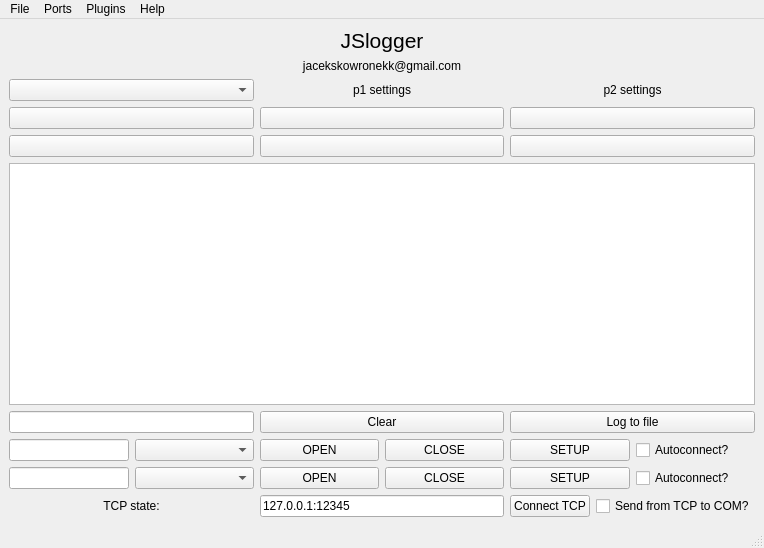
Qt form sw/gui/MainWindow.ui (JacSko/UltimateTerminal) before a commit.
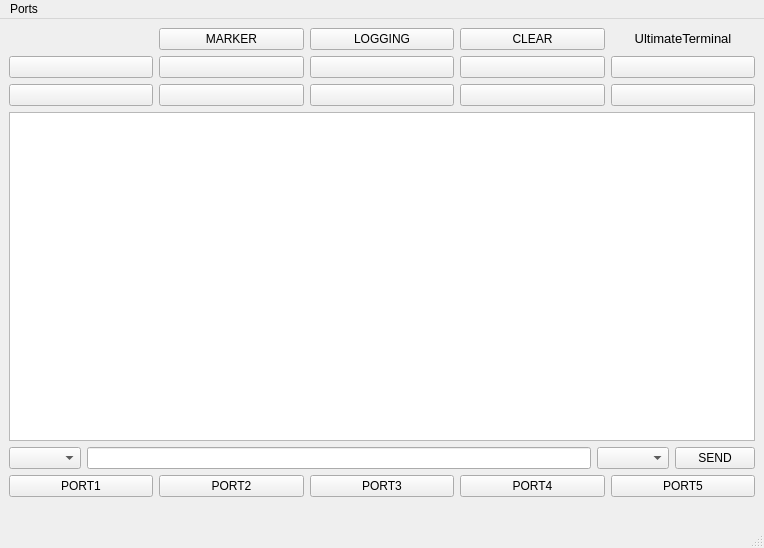
The same form after that commit.

Commit message: MainWindow layout update

Diff of the .ui file:
```diff
--- a/sw/gui/MainWindow.ui
+++ b/sw/gui/MainWindow.ui
@@ -31,11 +31,67 @@
    </property>
    <layout class="QVBoxLayout" name="verticalLayout">
     <item>
-     <layout class="QGridLayout" name="gridLayout_2" rowstretch="1,0,0,0,0,0,0,0,0,0,0" columnstretch="0,0,0">
+     <layout class="QGridLayout" name="gridLayout_2" rowstretch="1,0,0,0,0,0,0,0,0,0" columnstretch="0,0,0,0,0">
       <property name="sizeConstraint">
        <enum>QLayout::SetMaximumSize</enum>
       </property>
-      <item row="0" column="1">
+      <item row="8" column="4">
+       <widget class="QPushButton" name="btnOpen2_4">
+        <property name="text">
+         <string>PORT5</string>
+        </property>
+       </widget>
+      </item>
+      <item row="9" column="0">
+       <widget class="QLabel" name="label">
+        <property name="text">
+         <string/>
+        </property>
+       </widget>
+      </item>
+      <item row="3" column="1">
+       <widget class="QPushButton" name="send4">
+        <property name="text">
+         <string/>
+        </property>
+       </widget>
+      </item>
+      <item row="2" column="0">
+       <widget class="QPushButton" name="send1_2">
+        <property name="text">
+         <string/>
+        </property>
+       </widget>
+      </item>
+      <item row="9" column="3">
+       <widget class="QLabel" name="label_6">
+        <property name="text">
+         <string/>
+        </property>
+       </widget>
+      </item>
+      <item row="3" column="4">
+       <widget class="QPushButton" name="send6_2">
+        <property name="text">
+         <string/>
+        </property>
+       </widget>
+      </item>
+      <item row="3" column="3">
+       <widget class="QPushButton" name="send6">
+        <property name="text">
+         <string/>
+        </property>
+       </widget>
+      </item>
+      <item row="0" column="2">
+       <widget class="QPushButton" name="send1_5">
+        <property name="text">
+         <string>LOGGING</string>
+        </property>
+       </widget>
+      </item>
+      <item row="0" column="4">
        <widget class="QLabel" name="label_2">
         <property name="sizePolicy">
          <sizepolicy hsizetype="Preferred" vsizetype="Maximum">
@@ -45,18 +101,66 @@
         </property>
         <property name="font">
          <font>
-          <pointsize>16</pointsize>
+          <pointsize>10</pointsize>
          </font>
         </property>
         <property name="text">
-         <string>JSlogger</string>
+         <string>UltimateTerminal</string>
         </property>
         <property name="alignment">
          <set>Qt::AlignCenter</set>
         </property>
        </widget>
       </item>
-      <item row="5" column="0" colspan="3">
+      <item row="8" column="2">
+       <widget class="QPushButton" name="btnOpen2_2">
+        <property name="text">
+         <string>PORT3</string>
+        </property>
+       </widget>
+      </item>
+      <item row="6" column="0" colspan="5">
+       <layout class="QHBoxLayout" name="horizontalLayout_2">
+        <item>
+         <widget class="QComboBox" name="comboBox"/>
+        </item>
+        <item>
+         <widget class="QLineEdit" name="lineEdit"/>
+        </item>
+        <item>
+         <widget class="QComboBox" name="comboBox_2"/>
+        </item>
+        <item>
+         <widget class="QPushButton" name="pushButton">
+          <property name="text">
+           <string>SEND</string>
+          </property>
+         </widget>
+        </item>
+       </layout>
+      </item>
+      <item row="8" column="3">
+       <widget class="QPushButton" name="btnOpen2_3">
+        <property name="text">
+         <string>PORT4</string>
+        </property>
+       </widget>
+      </item>
+      <item row="3" column="2">
+       <widget class="QPushButton" name="send5">
+        <property name="text">
+         <string/>
+        </property>
+       </widget>
+      </item>
+      <item row="3" column="0">
+       <widget class="QPushButton" name="send4_2">
+        <property name="text">
+         <string/>
+        </property>
+       </widget>
+      </item>
+      <item row="4" column="0" colspan="5">
        <widget class="QListWidget" name="termView">
         <property name="autoScrollMargin">
          <number>2</number>
@@ -66,256 +170,83 @@
         </property>
        </widget>
       </item>
-      <item row="10" column="1">
-       <widget class="QLineEdit" name="tcpAddress">
-        <property name="sizePolicy">
-         <sizepolicy hsizetype="Ignored" vsizetype="Fixed">
-          <horstretch>0</horstretch>
-          <verstretch>0</verstretch>
-         </sizepolicy>
-        </property>
+      <item row="2" column="2">
+       <widget class="QPushButton" name="send2">
         <property name="text">
-         <string>127.0.0.1:12345</string>
-        </property>
-       </widget>
-      </item>
-      <item row="6" column="2">
-       <widget class="QPushButton" name="loggingControl">
-        <property name="text">
-         <string>Log to file</string>
-        </property>
-       </widget>
-      </item>
-      <item row="4" column="0">
-       <widget class="QPushButton" name="send4">
-        <property name="text">
          <string/>
         </property>
        </widget>
       </item>
-      <item row="6" column="1">
-       <widget class="QPushButton" name="clearButton">
-        <property name="text">
-         <string>Clear</string>
-        </property>
-       </widget>
-      </item>
-      <item row="4" column="1">
-       <widget class="QPushButton" name="send5">
-        <property name="text">
-         <string/>
-        </property>
-       </widget>
-      </item>
-      <item row="9" column="1">
-       <layout class="QHBoxLayout" name="horizontalLayout_14">
-        <item>
-         <widget class="QPushButton" name="btnOpen2">
-          <property name="text">
-           <string>OPEN</string>
-          </property>
-         </widget>
-        </item>
-        <item>
-         <widget class="QPushButton" name="btnClose2">
-          <property name="text">
-           <string>CLOSE</string>
-          </property>
-         </widget>
-        </item>
-       </layout>
-      </item>
-      <item row="10" column="2">
-       <layout class="QHBoxLayout" name="horizontalLayout">
-        <item>
-         <widget class="QPushButton" name="tcpConnect">
-          <property name="text">
-           <string>Connect TCP</string>
-          </property>
-         </widget>
-        </item>
-        <item>
-         <widget class="QCheckBox" name="tcpToSerial">
-          <property name="text">
-           <string>Send from TCP to COM?</string>
-          </property>
-         </widget>
-        </item>
-       </layout>
-      </item>
       <item row="8" column="1">
-       <layout class="QHBoxLayout" name="horizontalLayout_12">
-        <item>
-         <widget class="QPushButton" name="btnOpen">
-          <property name="enabled">
-           <bool>true</bool>
-          </property>
-          <property name="text">
-           <string>OPEN</string>
-          </property>
-         </widget>
-        </item>
-        <item>
-         <widget class="QPushButton" name="btnClose">
-          <property name="text">
-           <string>CLOSE</string>
-          </property>
-         </widget>
-        </item>
-       </layout>
+       <widget class="QPushButton" name="btnOpen2">
+        <property name="text">
+         <string>PORT2</string>
+        </property>
+       </widget>
       </item>
-      <item row="3" column="2">
+      <item row="9" column="4">
+       <widget class="QLabel" name="label_7">
+        <property name="text">
+         <string/>
+        </property>
+       </widget>
+      </item>
+      <item row="2" column="3">
        <widget class="QPushButton" name="send3">
         <property name="text">
          <string/>
         </property>
        </widget>
       </item>
-      <item row="3" column="0">
-       <widget class="QPushButton" name="send1">
+      <item row="0" column="1">
+       <widget class="QPushButton" name="send1_4">
         <property name="text">
-         <string/>
+         <string>MARKER</string>
         </property>
        </widget>
       </item>
       <item row="8" column="0">
-       <layout class="QHBoxLayout" name="horizontalLayout_17">
-        <item>
-         <widget class="QLineEdit" name="label">
-          <property name="sizePolicy">
-           <sizepolicy hsizetype="Preferred" vsizetype="Fixed">
-            <horstretch>0</horstretch>
-            <verstretch>0</verstretch>
-           </sizepolicy>
-          </property>
-         </widget>
-        </item>
-        <item>
-         <widget class="QComboBox" name="avPorts"/>
-        </item>
-       </layout>
-      </item>
-      <item row="8" column="2">
-       <layout class="QHBoxLayout" name="horizontalLayout_13">
-        <item>
-         <widget class="QPushButton" name="setup">
-          <property name="text">
-           <string>SETUP</string>
-          </property>
-         </widget>
-        </item>
-        <item>
-         <widget class="QCheckBox" name="autoconnect">
-          <property name="text">
-           <string>Autoconnect?</string>
-          </property>
-         </widget>
-        </item>
-       </layout>
-      </item>
-      <item row="4" column="2">
-       <widget class="QPushButton" name="send6">
-        <property name="text">
-         <string/>
+       <widget class="QPushButton" name="btnOpen">
+        <property name="enabled">
+         <bool>true</bool>
         </property>
-       </widget>
-      </item>
-      <item row="10" column="0">
-       <widget class="QLabel" name="tcpState">
         <property name="text">
-         <string>TCP state:</string>
+         <string>PORT1</string>
         </property>
-        <property name="alignment">
-         <set>Qt::AlignCenter</set>
-        </property>
        </widget>
       </item>
-      <item row="2" column="2">
-       <widget class="QLabel" name="com2Properties">
-        <property name="text">
-         <string>p2 settings</string>
-        </property>
-        <property name="alignment">
-         <set>Qt::AlignCenter</set>
-        </property>
-       </widget>
-      </item>
-      <item row="6" column="0">
-       <widget class="QLineEdit" name="textToSend">
-        <property name="sizePolicy">
-         <sizepolicy hsizetype="Minimum" vsizetype="Minimum">
-          <horstretch>0</horstretch>
-          <verstretch>0</verstretch>
-         </sizepolicy>
-        </property>
-       </widget>
-      </item>
-      <item row="9" column="2">
-       <layout class="QHBoxLayout" name="horizontalLayout_15">
-        <item>
-         <layout class="QHBoxLayout" name="horizontalLayout_16">
-          <item>
-           <widget class="QPushButton" name="setup2">
-            <property name="text">
-             <string>SETUP</string>
-            </property>
-           </widget>
-          </item>
-          <item>
-           <widget class="QCheckBox" name="autoconnect2">
-            <property name="text">
-             <string>Autoconnect?</string>
-            </property>
-           </widget>
-          </item>
-         </layout>
-        </item>
-       </layout>
-      </item>
       <item row="2" column="1">
-       <widget class="QLabel" name="com1Properties">
+       <widget class="QPushButton" name="send1">
         <property name="text">
-         <string>p1 settings</string>
+         <string/>
         </property>
-        <property name="alignment">
-         <set>Qt::AlignCenter</set>
+       </widget>
+      </item>
+      <item row="9" column="1">
+       <widget class="QLabel" name="label_4">
+        <property name="text">
+         <string/>
         </property>
        </widget>
       </item>
-      <item row="2" column="0">
-       <widget class="QComboBox" name="portToSend"/>
-      </item>
-      <item row="9" column="0">
-       <layout class="QHBoxLayout" name="horizontalLayout_18">
-        <item>
-         <widget class="QLineEdit" name="label2">
-          <property name="sizePolicy">
-           <sizepolicy hsizetype="Preferred" vsizetype="Fixed">
-            <horstretch>0</horstretch>
-            <verstretch>0</verstretch>
-           </sizepolicy>
-          </property>
-         </widget>
-        </item>
-        <item>
-         <widget class="QComboBox" name="avPorts2"/>
-        </item>
-       </layout>
-      </item>
-      <item row="3" column="1">
-       <widget class="QPushButton" name="send2">
+      <item row="9" column="2">
+       <widget class="QLabel" name="label_5">
         <property name="text">
          <string/>
         </property>
        </widget>
       </item>
-      <item row="1" column="1">
-       <widget class="QLabel" name="label_3">
+      <item row="2" column="4">
+       <widget class="QPushButton" name="send3_2">
         <property name="text">
-         <string>jacekskowronekk@gmail.com</string>
+         <string/>
         </property>
-        <property name="alignment">
-         <set>Qt::AlignCenter</set>
+       </widget>
+      </item>
+      <item row="0" column="3">
+       <widget class="QPushButton" name="send1_3">
+        <property name="text">
+         <string>CLEAR</string>
         </property>
        </widget>
       </item>
@@ -329,17 +260,9 @@
      <x>0</x>
      <y>0</y>
      <width>764</width>
-     <height>21</height>
+     <height>22</height>
     </rect>
    </property>
-   <widget class="QMenu" name="menuFile">
-    <property name="title">
-     <string>File</string>
-    </property>
-    <addaction name="actionStart_logging_to_file"/>
-    <addaction name="actionStop_logging_to_file"/>
-    <addaction name="actionExit"/>
-   </widget>
    <widget class="QMenu" name="menuHelp">
     <property name="title">
      <string>Ports</string>
@@ -363,21 +286,7 @@
     <addaction name="menuPort_1"/>
     <addaction name="menuPort_2"/>
    </widget>
-   <widget class="QMenu" name="menuHelp_2">
-    <property name="title">
-     <string>Help</string>
-    </property>
-    <addaction name="actionAbout"/>
-   </widget>
-   <widget class="QMenu" name="menuPlugins">
-    <property name="title">
-     <string>Plugins</string>
-    </property>
-   </widget>
-   <addaction name="menuFile"/>
    <addaction name="menuHelp"/>
-   <addaction name="menuPlugins"/>
-   <addaction name="menuHelp_2"/>
   </widget>
   <widget class="QStatusBar" name="statusbar"/>
   <action name="actionStart_logging_to_file">
```
Left out of the diff: 35 changed lines with no effect on the pictures.
